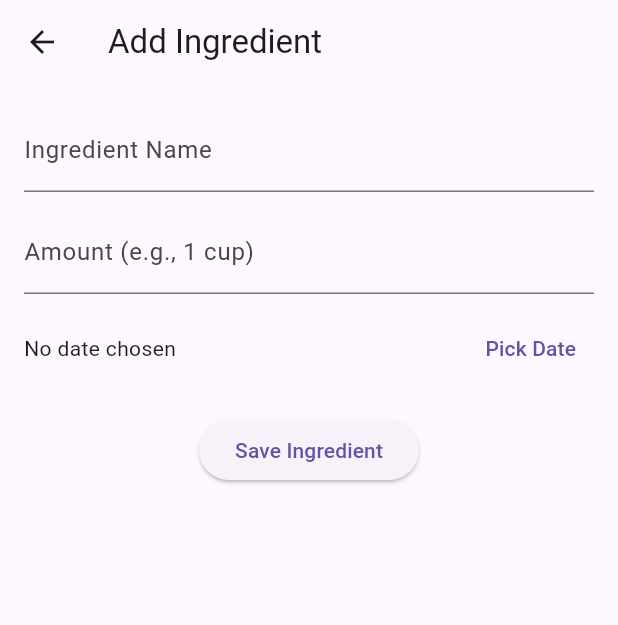
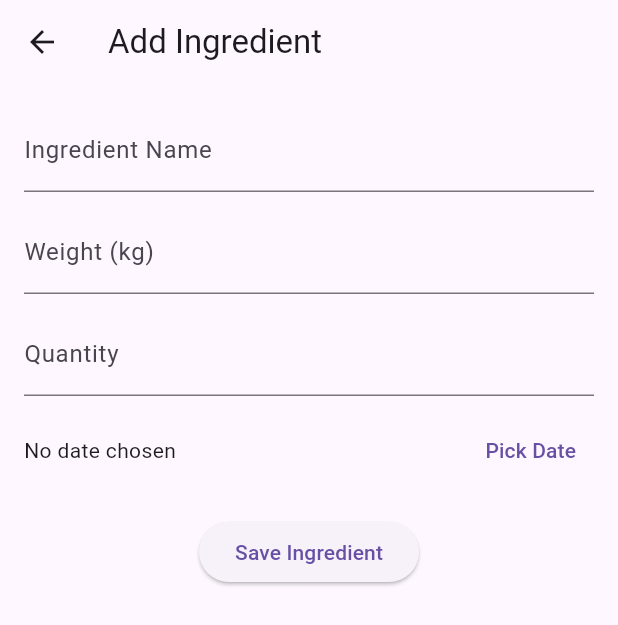
Before and after one commit to Gaustonne/innovationstudio, a Flutter app: the IngredientOverviewScreen screen opened directly with empty values, after a tap on the "edit" icon, after a tap on "Add Item", on a phone screen of 412 x 824 dp. Shown: the top 625 px of the screen. Run offline on Flutter 3.47's test engine with Material 3 defaults, Android fonts, the phone set to English and light mode, and no system bars.

Commit message:
Refactor Ingredient class: add weightKg and quantity
- Replace dummy data with a class-based Ingredient model.
- Use weightKg and quantity for better scalability.
- Update expiry date format for improved UI.

```diff
--- a/src/namer_app/lib/models/ingredient.dart
+++ b/src/namer_app/lib/models/ingredient.dart
@@ -0,0 +1,38 @@
+class Ingredient {
+  String name;
+  double weightKg; // Changed from String amount
+  int quantity;    // New field
+  DateTime expiry;
+
+  Ingredient({
+    required this.name,
+    required this.weightKg,
+    required this.quantity,
+    required this.expiry,
+  });
+
+  // Convert Ingredient to a Map (useful for debugging or saving later)
+  Map<String, dynamic> toMap() {
+    return {
+      'name': name,
+      'weightKg': weightKg,
+      'quantity': quantity,
+      'expiry': expiry.toIso8601String().split('T').first,
+    };
+  }
+
+  // Factory to create Ingredient from Map
+  factory Ingredient.fromMap(Map<String, dynamic> map) {
+    return Ingredient(
+      name: map['name'],
+      weightKg: (map['weightKg'] as num).toDouble(),
+      quantity: map['quantity'],
+      expiry: DateTime.parse(map['expiry']),
+    );
+  }
+
+  // Optional: a formatted string for display
+  String formattedExpiry() {
+    return "${expiry.day.toString().padLeft(2, '0')}-${expiry.month.toString().padLeft(2, '0')}-${expiry.year}";
+  }
+}
--- a/src/namer_app/lib/screens/add_ingredient_screen.dart
+++ b/src/namer_app/lib/screens/add_ingredient_screen.dart
@@ -1,18 +1,22 @@
 import 'package:flutter/material.dart';
+import 'package:intl/intl.dart';
+import '../models/ingredient.dart';
 
-class IngredientListScreen extends StatefulWidget {
-  final List<Map<String, String>> ingredients; // shared list
+class AddIngredientScreen extends StatefulWidget {
+  final List<Ingredient> ingredients;
 
-  const IngredientListScreen({super.key, required this.ingredients});
+  const AddIngredientScreen({super.key, required this.ingredients});
 
   @override
-  State<IngredientListScreen> createState() => _IngredientListScreenState();
+  State<AddIngredientScreen> createState() => _AddIngredientScreenState();
 }
 
-class _IngredientListScreenState extends State<IngredientListScreen> {
+class _AddIngredientScreenState extends State<AddIngredientScreen> {
   final TextEditingController _nameController = TextEditingController();
-  final TextEditingController _amountController = TextEditingController();
+  final TextEditingController _weightController = TextEditingController();
+  final TextEditingController _quantityController = TextEditingController();
   DateTime? _selectedDate;
+  final DateFormat _dateFormat = DateFormat('dd MMM yyyy');
 
   Future<void> _pickExpiryDate() async {
     final now = DateTime.now();
@@ -32,18 +36,22 @@ class _IngredientListScreenState extends State<IngredientListScreen> {
 
   void _saveIngredient() {
     final name = _nameController.text.trim();
-    final amount = _amountController.text.trim();
+    final weightText = _weightController.text.trim();
+    final quantityText = _quantityController.text.trim();
 
-    if (name.isNotEmpty && amount.isNotEmpty && _selectedDate != null) {
-      final newIngredient = {
-        'name': name,
-        'amount': amount,
-        'expiry': _selectedDate!.toIso8601String().split('T').first,
-      };
+    if (name.isNotEmpty &&
+        weightText.isNotEmpty &&
+        quantityText.isNotEmpty &&
+        _selectedDate != null) {
+      final newIngredient = Ingredient(
+        name: name,
+        weightKg: double.tryParse(weightText) ?? 0.0,
+        quantity: int.tryParse(quantityText) ?? 1,
+        expiry: _selectedDate!,
+      );
 
-      widget.ingredients.add(newIngredient); // Add to shared list
-
-      Navigator.pop(context, newIngredient); // Return new ingredient
+      widget.ingredients.add(newIngredient);
+      Navigator.pop(context, newIngredient);
     } else {
       ScaffoldMessenger.of(context).showSnackBar(
         const SnackBar(content: Text('Please fill all fields and pick a date')),
@@ -65,8 +73,15 @@ class _IngredientListScreenState extends State<IngredientListScreen> {
             ),
             const SizedBox(height: 12),
             TextField(
-              controller: _amountController,
-              decoration: const InputDecoration(labelText: 'Amount (e.g., 1 cup)'),
+              controller: _weightController,
+              keyboardType: TextInputType.number,
+              decoration: const InputDecoration(labelText: 'Weight (kg)'),
+            ),
+            const SizedBox(height: 12),
+            TextField(
+              controller: _quantityController,
+              keyboardType: TextInputType.number,
+              decoration: const InputDecoration(labelText: 'Quantity'),
             ),
             const SizedBox(height: 12),
             Row(
@@ -75,7 +90,7 @@ class _IngredientListScreenState extends State<IngredientListScreen> {
                   child: Text(
                     _selectedDate == null
                         ? 'No date chosen'
-                        : 'Expiry: ${_selectedDate!.toIso8601String().split('T').first}',
+                        : 'Expiry: ${_dateFormat.format(_selectedDate!)}',
                   ),
                 ),
                 TextButton(
--- a/src/namer_app/pubspec.yaml
+++ b/src/namer_app/pubspec.yaml
@@ -11,6 +11,7 @@ dependencies:
     sdk: flutter
   english_words: ^4.0.0
   provider: ^6.1.5
+  intl: ^0.18.1
 
 dev_dependencies:
   flutter_test:
```
Also changed, not shown: src/namer_app/lib/main.dart (+25 -9 lines), src/namer_app/lib/screens/ingredient_overview_screen.dart (+54 -21 lines), src/namer_app/lib/screens/meal_plan_screen.dart (+11 -8 lines), src/namer_app/pubspec.lock.
